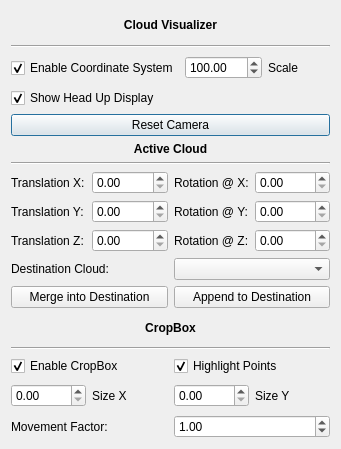
Above: controlbar.ui from AleyHD/PCL-Project before the change. Below: the same form after it.
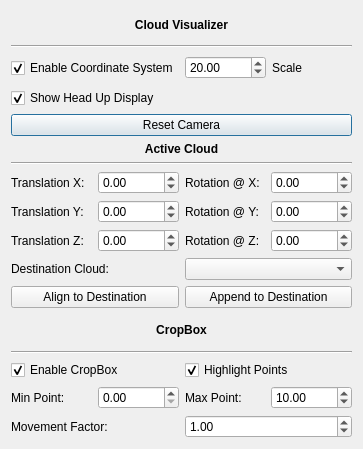
That is the form after the change.

What changed in the file:
```diff
--- a/controlbar.ui
+++ b/controlbar.ui
@@ -6,7 +6,7 @@
    <rect>
     <x>0</x>
     <y>0</y>
-    <width>341</width>
+    <width>363</width>
     <height>449</height>
    </rect>
   </property>
@@ -57,7 +57,7 @@
           <double>10000.000000000000000</double>
          </property>
          <property name="value">
-          <double>100.000000000000000</double>
+          <double>20.000000000000000</double>
          </property>
         </widget>
        </item>
@@ -124,7 +124,14 @@
         </widget>
        </item>
        <item>
-        <widget class="QDoubleSpinBox" name="doubleSpinBox_cloudTranslationX"/>
+        <widget class="QDoubleSpinBox" name="doubleSpinBox_cloudTranslationX">
+         <property name="minimum">
+          <double>-100.000000000000000</double>
+         </property>
+         <property name="maximum">
+          <double>100.000000000000000</double>
+         </property>
+        </widget>
        </item>
        <item>
         <widget class="QLabel" name="label_cloudRotationX">
@@ -134,7 +141,14 @@
         </widget>
        </item>
        <item>
-        <widget class="QDoubleSpinBox" name="doubleSpinBox_cloudRotationX"/>
+        <widget class="QDoubleSpinBox" name="doubleSpinBox_cloudRotationX">
+         <property name="minimum">
+          <double>-180.000000000000000</double>
+         </property>
+         <property name="maximum">
+          <double>180.000000000000000</double>
+         </property>
+        </widget>
        </item>
       </layout>
      </item>
@@ -148,7 +162,14 @@
         </widget>
        </item>
        <item>
-        <widget class="QDoubleSpinBox" name="doubleSpinBox_cloudTranslationY"/>
+        <widget class="QDoubleSpinBox" name="doubleSpinBox_cloudTranslationY">
+         <property name="minimum">
+          <double>-100.000000000000000</double>
+         </property>
+         <property name="maximum">
+          <double>100.000000000000000</double>
+         </property>
+        </widget>
        </item>
        <item>
         <widget class="QLabel" name="label_cloudRotationY">
@@ -158,7 +179,14 @@
         </widget>
        </item>
        <item>
-        <widget class="QDoubleSpinBox" name="doubleSpinBox_cloudRotationY"/>
+        <widget class="QDoubleSpinBox" name="doubleSpinBox_cloudRotationY">
+         <property name="minimum">
+          <double>-180.000000000000000</double>
+         </property>
+         <property name="maximum">
+          <double>180.000000000000000</double>
+         </property>
+        </widget>
        </item>
       </layout>
      </item>
@@ -172,7 +200,14 @@
         </widget>
        </item>
        <item>
-        <widget class="QDoubleSpinBox" name="doubleSpinBox_cloudTranslationZ"/>
+        <widget class="QDoubleSpinBox" name="doubleSpinBox_cloudTranslationZ">
+         <property name="minimum">
+          <double>-100.000000000000000</double>
+         </property>
+         <property name="maximum">
+          <double>100.000000000000000</double>
+         </property>
+        </widget>
        </item>
        <item>
         <widget class="QLabel" name="label_doubleSpinBox_cloudRotationZ">
@@ -182,7 +217,14 @@
         </widget>
        </item>
        <item>
-        <widget class="QDoubleSpinBox" name="doubleSpinBox_cloudRotationZ"/>
+        <widget class="QDoubleSpinBox" name="doubleSpinBox_cloudRotationZ">
+         <property name="minimum">
+          <double>-180.000000000000000</double>
+         </property>
+         <property name="maximum">
+          <double>180.000000000000000</double>
+         </property>
+        </widget>
        </item>
       </layout>
      </item>
@@ -210,7 +252,7 @@
             <bool>true</bool>
            </property>
            <property name="text">
-            <string>Merge into Destination</string>
+            <string>Align to Destination</string>
            </property>
           </widget>
          </item>
@@ -281,23 +323,27 @@
      </item>
      <item>
       <layout class="QHBoxLayout" name="horizontalLayout_cropBoxSize">
-       <item>
-        <widget class="QDoubleSpinBox" name="doubleSpinBox_cropBoxSizeX"/>
-       </item>
        <item>
         <widget class="QLabel" name="label_cropBoxSizeX">
          <property name="text">
-          <string>Size X</string>
+          <string>Min Point:</string>
          </property>
         </widget>
        </item>
        <item>
-        <widget class="QDoubleSpinBox" name="doubleSpinBox_cropBoxSizeY"/>
+        <widget class="QDoubleSpinBox" name="doubleSpinBox_cropBoxSizeX"/>
        </item>
        <item>
         <widget class="QLabel" name="label_cropBoxSizeY">
          <property name="text">
-          <string>Size Y</string>
+          <string>Max Point:</string>
+         </property>
+        </widget>
+       </item>
+       <item>
+        <widget class="QDoubleSpinBox" name="doubleSpinBox_cropBoxSizeY">
+         <property name="value">
+          <double>10.000000000000000</double>
          </property>
         </widget>
        </item>
```
Left out of the diff: 2 changed lines with no effect on the pictures.
